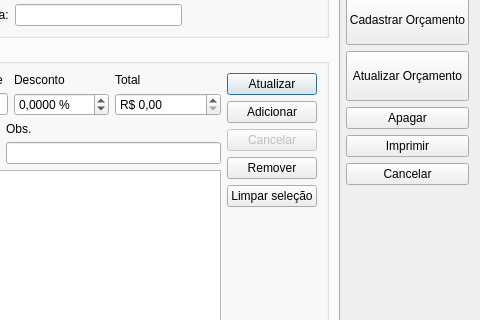
Qt form ui/orcamento.ui (lellisls/ERP-STACCATO) before a commit; both pictures show x 518 to 998 and y 128 to 448 of the 998 by 707 pixel window.
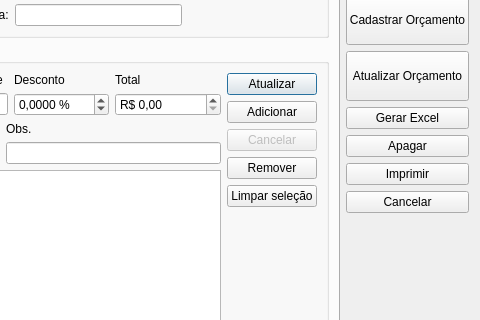
The same form after that commit. Custom widgets are drawn as their Qt base class.

Commit message: Exportar excel no orçamento

Patch:
```diff
--- a/ui/orcamento.ui
+++ b/ui/orcamento.ui
@@ -146,6 +146,16 @@
        </property>
       </widget>
      </item>
+     <item>
+      <widget class="QPushButton" name="pushButtonGerarExcel">
+       <property name="text">
+        <string>Gerar Excel</string>
+       </property>
+       <property name="autoDefault">
+        <bool>false</bool>
+       </property>
+      </widget>
+     </item>
      <item>
       <widget class="QPushButton" name="pushButtonApagarOrc">
        <property name="text">
```
The commit also changes 2 other files.
